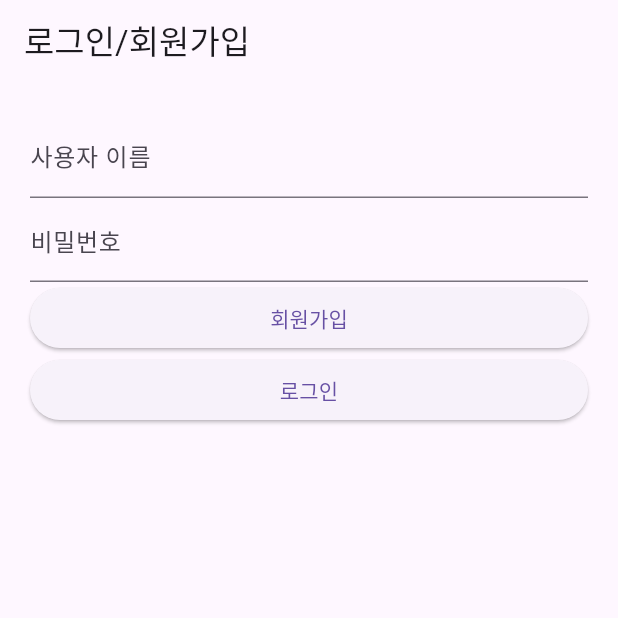
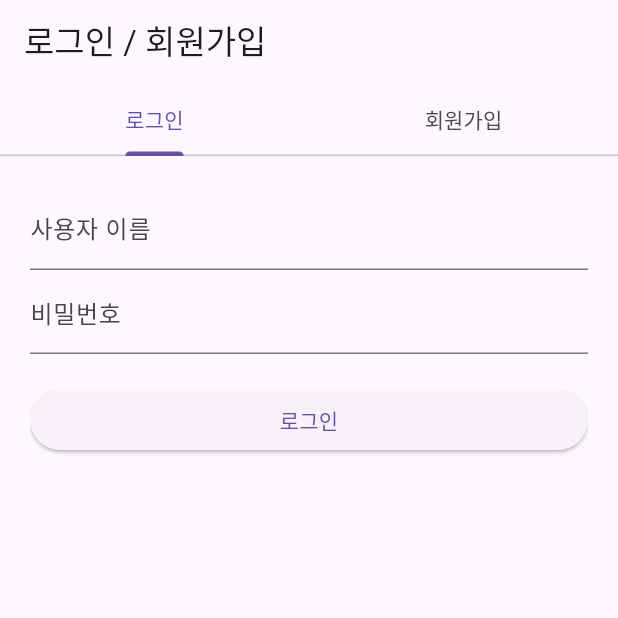
Before and after one commit to youngju6143/Dailary, a Flutter app: the screen it shows after launch, on a phone screen of 412 x 824 dp, the top half of it. Run offline on Flutter 3.47's test engine with Material 3 defaults, Android fonts, the phone set to English and light mode, and no system bars; our stand-ins replace dio, dotted_border, fl_chart, flutter_dotenv, image_picker, table_calendar; missing offline and left inert: day_night_time_picker, random_quote_gen; Roboto replaces fonts that are missing (Diary).

Commit message:
feat: 하단바 디자인 변경

```diff
--- a/dailary/lib/main.dart
+++ b/dailary/lib/main.dart
@@ -89,19 +89,64 @@ class _AuthScreenState extends State<AuthScreen> {
 
   @override
   Widget build(BuildContext context) {
-    return Scaffold(
-      appBar: AppBar(title: Text('로그인/회원가입')),
-      body: Padding(
-        padding: const EdgeInsets.all(20.0),
-        child: Column(
-          crossAxisAlignment: CrossAxisAlignment.stretch,
-          children: [
-            TextField(controller: _usernameController, decoration: InputDecoration(labelText: '사용자 이름')),
-            TextField(controller: _passwordController, decoration: InputDecoration(labelText: '비밀번호')),
-            ElevatedButton(onPressed: _signUp, child: Text('회원가입')),
-            ElevatedButton(onPressed: _login, child: Text('로그인')),
-            // Chart(),
-          ],
+    return DefaultTabController(
+      length: 2,
+      child: Scaffold(
+        appBar: AppBar(
+          title: const Text('로그인 / 회원가입'),
+          bottom: const TabBar(
+            tabs: [
+              Tab(text: '로그인'),
+              Tab(text: '회원가입'),
+            ],
+          ),
+        ),
+        body: Padding(
+          padding: const EdgeInsets.all(20.0),
+          child: TabBarView(
+            children: [
+              // 로그인 폼
+              Column(
+                crossAxisAlignment: CrossAxisAlignment.stretch,
+                children: [
+                  TextField(
+                    controller: _usernameController,
+                    decoration: const InputDecoration(labelText: '사용자 이름'),
+                  ),
+                  TextField(
+                    controller: _passwordController,
+                    decoration: const InputDecoration(labelText: '비밀번호'),
+                    obscureText: true,
+                  ),
+                  const SizedBox(height: 20),
+                  ElevatedButton(
+                    onPressed: _login,
+                    child: const Text('로그인'),
+                  ),
+                ],
+              ),
+              // 회원가입 폼
+              Column(
+                crossAxisAlignment: CrossAxisAlignment.stretch,
+                children: [
+                  TextField(
+                    controller: _usernameController,
+                    decoration: const InputDecoration(labelText: '사용자 이름'),
+                  ),
+                  TextField(
+                    controller: _passwordController,
+                    decoration: const InputDecoration(labelText: '비밀번호'),
+                    obscureText: true,
+                  ),
+                  const SizedBox(height: 20),
+                  ElevatedButton(
+                    onPressed: _signUp,
+                    child: const Text('회원가입'),
+                  ),
+                ],
+              ),
+            ],
+          ),
         ),
       ),
     );
```
Also changed, not shown: 1 other file.
